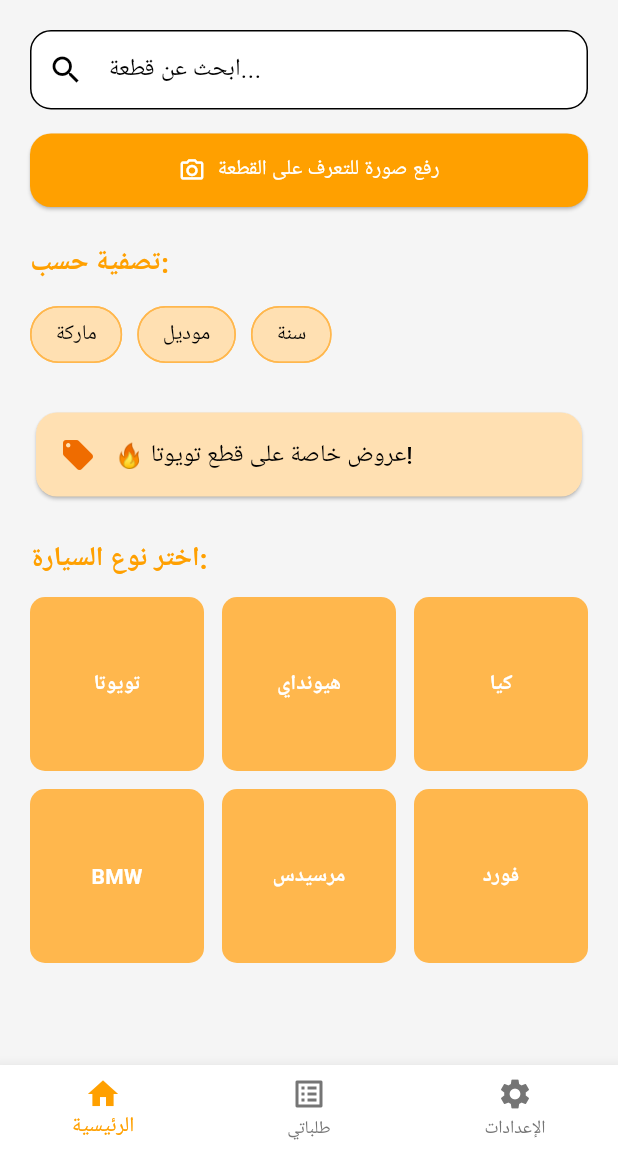
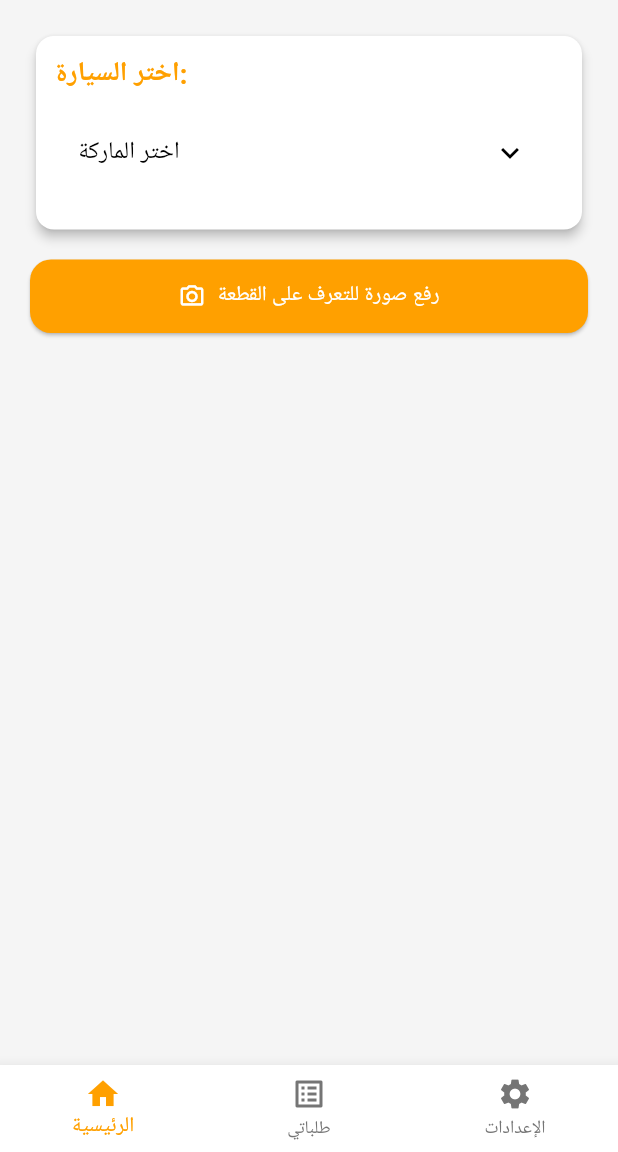
Before and after one commit to samer-bakeer/partly, a Flutter app: the HomeScreen screen opened directly, on a phone screen of 412 x 824 dp, the part 84-1236 px from its top. Run offline on Flutter 3.47's test engine with Material 3 defaults, Android fonts, the phone set to English and light mode, and no system bars.

Commit message:
main interface

```diff
--- a/lib/main.dart
+++ b/lib/main.dart
@@ -8,7 +8,7 @@
     return MaterialApp(
       title: 'Partly',
       theme: ThemeData(
-        primaryColor: Color(0xFFFFA000), // اللون البرتقالي المائل للأصفر
+        primaryColor: Color(0xFFFFA000),
         scaffoldBackgroundColor: Colors.grey[100],
         fontFamily: 'Roboto',
         appBarTheme: AppBarTheme(
@@ -19,15 +19,44 @@
           secondary: Colors.orange[300],
         ),
       ),
-      home: HomeScreen(),
+      home: Directionality(
+        textDirection: TextDirection.rtl,
+        child: HomeScreen(),
+      ),
       debugShowCheckedModeBanner: false,
     );
   }
 }
 
-class HomeScreen extends StatelessWidget {
-  final Color primary = Color(0xFFFFA000); // برتقالي مائل للأصفر
-  final Color secondary = Colors.orange[300]!; // لون ثانوي
+class HomeScreen extends StatefulWidget {
+  @override
+  State<HomeScreen> createState() => _HomeScreenState();
+}
+
+class _HomeScreenState extends State<HomeScreen> {
+  final Color primary = Color(0xFFFFA000);
+  final Color secondary = Colors.orange[300]!;
+
+  String? selectedBrand;
+  String? selectedModel;
+  String? selectedYear;
+
+  final Map<String, List<String>> modelsByBrand = {
+    'تويوتا': ['كورولا', 'كامري', 'هايلوكس'],
+    'هيونداي': ['النترا', 'سوناتا', 'توسان'],
+    'كيا': ['سيراتو', 'سبورتاج'],
+  };
+
+  final Map<String, List<String>> yearsByModel = {
+    'كورولا': ['2020', '2021', '2022'],
+    'كامري': ['2019', '2020'],
+    'هايلوكس': ['2018', '2019'],
+    'النترا': ['2020', '2023'],
+    'سوناتا': ['2021'],
+    'توسان': ['2022'],
+    'سيراتو': ['2020'],
+    'سبورتاج': ['2019', '2021'],
+  };
 
   @override
   Widget build(BuildContext context) {
@@ -44,15 +73,9 @@
       body: ListView(
         padding: EdgeInsets.all(20),
         children: [
-          _buildSearchBar(),
+          buildCarSelector(),
           SizedBox(height: 16),
           _buildImageUploadButton(),
-          SizedBox(height: 24),
-          _buildFilters(),
-          SizedBox(height: 24),
-          _buildPromoCard(),
-          SizedBox(height: 24),
-          _buildCarTypeSection(),
         ],
       ),
       bottomNavigationBar: BottomNavigationBar(
@@ -69,16 +92,61 @@
     );
   }
 
-  Widget _buildSearchBar() {
-    return TextField(
-      decoration: InputDecoration(
-        hintText: 'ابحث عن قطعة...',
-        prefixIcon: Icon(Icons.search),
-        filled: true,
-        fillColor: Colors.white,
-        contentPadding: EdgeInsets.symmetric(vertical: 14),
-        border: OutlineInputBorder(
-          borderRadius: BorderRadius.circular(14),
+  Widget buildCarSelector() {
+    return Card(
+      elevation: 3,
+      shape: RoundedRectangleBorder(borderRadius: BorderRadius.circular(12)),
+      child: Padding(
+        padding: EdgeInsets.all(12),
+        child: Column(
+          crossAxisAlignment: CrossAxisAlignment.start,
+          children: [
+            Text("اختر السيارة:",
+                style: TextStyle(
+                    fontSize: 18, fontWeight: FontWeight.bold, color: primary)),
+            SizedBox(height: 10),
+            ExpansionTile(
+              title: Text(selectedBrand != null
+                  ? "$selectedBrand / $selectedModel / $selectedYear"
+                  : 'اختر الماركة'),
+              children: modelsByBrand.keys.map((brand) {
+                return ExpansionTile(
+                  title: Text(brand),
+                  children: modelsByBrand[brand]!.map((model) {
+                    return ExpansionTile(
+                      title: Text(model),
+                      children: (yearsByModel[model] ?? []).map((year) {
+                        return ListTile(
+                          title: Text(year),
+                          onTap: () {
+                            setState(() {
+                              selectedBrand = brand;
+                              selectedModel = model;
+                              selectedYear = year;
+                            });
+                            Navigator.pop(context);
+                          },
+                          selected: selectedBrand == brand &&
+                              selectedModel == model &&
+                              selectedYear == year,
+                          selectedTileColor: Colors.orange[50],
+                        );
+                      }).toList(),
+                    );
+                  }).toList(),
+                );
+              }).toList(),
+            ),
+            SizedBox(height: 10),
+            if (selectedBrand != null &&
+                selectedModel != null &&
+                selectedYear != null)
+              Text(
+                'تم اختيار: $selectedBrand / $selectedModel / $selectedYear',
+                style: TextStyle(
+                    color: Colors.green[700], fontWeight: FontWeight.w600),
+              )
+          ],
         ),
       ),
     );
@@ -97,80 +165,4 @@
       ),
     );
   }
-
-  Widget _buildFilters() {
-    return Column(
-      crossAxisAlignment: CrossAxisAlignment.start,
-      children: [
-        Text("تصفية حسب:",
-            style: TextStyle(
-                fontSize: 18, fontWeight: FontWeight.bold, color: primary)),
-        SizedBox(height: 10),
-        Wrap(
-          spacing: 10,
-          children: ['ماركة', 'موديل', 'سنة']
-              .map((label) => FilterChip(
-                    label: Text(label),
-                    onSelected: (_) {},
-                    selected: false,
-                    backgroundColor: Colors.orange[100],
-                    shape: StadiumBorder(side: BorderSide(color: secondary)),
-                  ))
-              .toList(),
-        ),
-      ],
-    );
-  }
-
-  Widget _buildPromoCard() {
-    return Card(
-      color: Colors.orange[100],
-      shape: RoundedRectangleBorder(borderRadius: BorderRadius.circular(14)),
-      child: Padding(
-        padding: EdgeInsets.all(16),
-        child: Row(
-          children: [
-            Icon(Icons.local_offer, color: Colors.orange[800]),
-            SizedBox(width: 12),
-            Expanded(
-              child: Text('🔥 عروض خاصة على قطع تويوتا!',
-                  style: TextStyle(fontSize: 16, fontWeight: FontWeight.w500)),
-            ),
-          ],
-        ),
-      ),
-    );
-  }
-
-  Widget _buildCarTypeSection() {
-    return Column(
-      crossAxisAlignment: CrossAxisAlignment.start,
-      children: [
-        Text("اختر نوع السيارة:",
-            style: TextStyle(
-                fontSize: 18, fontWeight: FontWeight.bold, color: primary)),
-        SizedBox(height: 12),
-        GridView.count(
-          crossAxisCount: 3,
-          shrinkWrap: true,
-          physics: NeverScrollableScrollPhysics(),
-          crossAxisSpacing: 12,
-          mainAxisSpacing: 12,
-          children: ['تويوتا', 'هيونداي', 'كيا', 'BMW', 'مرسيدس', 'فورد']
-              .map((name) => Container(
-                    decoration: BoxDecoration(
-                      color: secondary,
-                      borderRadius: BorderRadius.circular(10),
-                    ),
-                    alignment: Alignment.center,
-                    padding: EdgeInsets.all(10),
-                    child: Text(name,
-                        style: TextStyle(
-                            color: Colors.white, fontWeight: FontWeight.w600)),
-                  ))
-              .toList(),
-        ),
-      ],
-    );
-  }
 }
```
